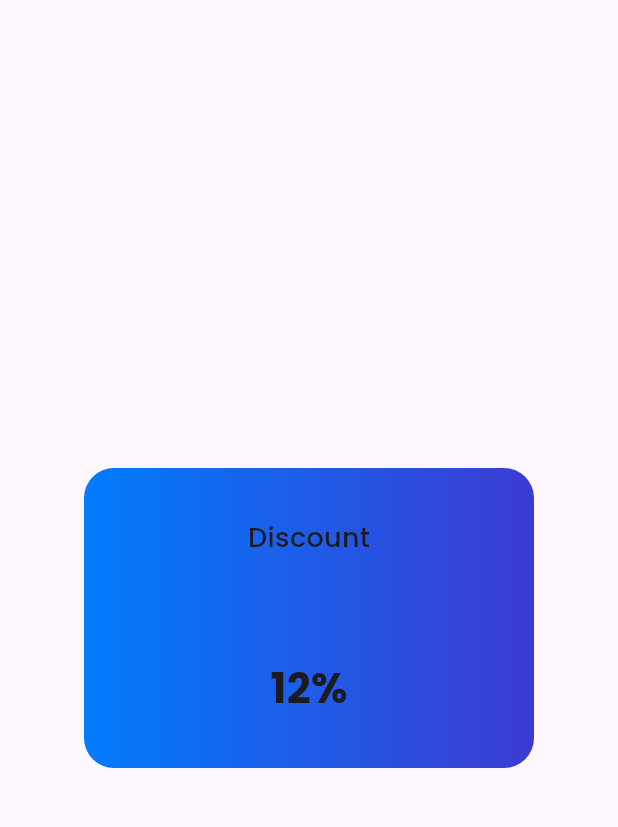
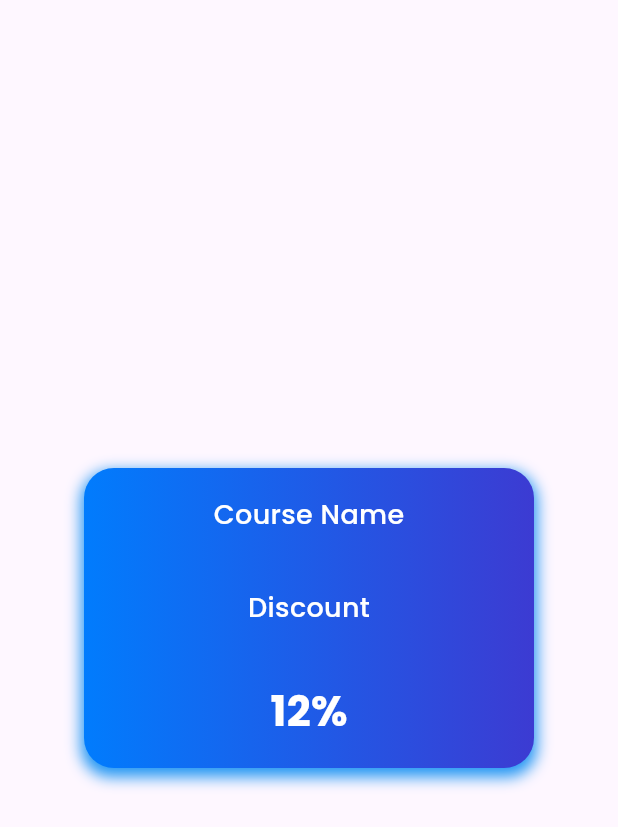
Before and after one commit to Abin56/SCIPRO_Website-Vectorwind, a Flutter app: the CoupenShowingPage screen opened directly, on a phone screen of 412 x 824 dp. Shown: the top 827 px of the screen. Run offline on Flutter 3.47's test engine with Material 3 defaults, Android fonts, the phone set to English and light mode, and no system bars; our stand-ins replace dropdown_search, firebase_core, fluttertoast, get, google_fonts, syncfusion_flutter_datagrid; missing offline and left inert: dart:html, sidebar_drawer; accounts and stored records are empty; statements that could not run were skipped.

Commit message:
6 Dec 2023

```diff
--- a/lib/view/admin_panel/coupen_mngt/coupen_part_grid/coupen_part.dart
+++ b/lib/view/admin_panel/coupen_mngt/coupen_part_grid/coupen_part.dart
@@ -1,4 +1,5 @@
 import 'package:flutter/material.dart';
+import 'package:scipro_website/view/colors/colors.dart';
 import 'package:scipro_website/view/fonts/google_poppins.dart';
 
 class CoupenShowingPage extends StatelessWidget {
@@ -19,12 +20,21 @@ class CoupenShowingPage extends StatelessWidget {
                         Color.fromARGB(255, 1, 124, 253),
                         Color.fromARGB(255, 60, 59, 210)
                       ]),
-                  color: const Color.fromARGB(255, 60, 59, 210),
-                  borderRadius: BorderRadius.circular(20)),
+                  //color: const Color.fromARGB(255, 60, 59, 210),
+                  borderRadius: BorderRadius.circular(20),
+                  boxShadow: const [
+                BoxShadow(
+                    color: Colors.blue,
+                    offset: Offset(0, 4),
+                    blurRadius: 8,
+                    spreadRadius: 2),
+              ]
+                  ),
                   child: Column(mainAxisAlignment: MainAxisAlignment.spaceAround,
                     children: [
-                      GooglePoppinsWidgets(text: "Discount", fontsize: 18,fontWeight: FontWeight.w500,),
-                       GooglePoppinsWidgets(text: "12%", fontsize: 28,fontWeight: FontWeight.bold,),
+                      GooglePoppinsWidgets(text: "Course Name", fontsize: 18,fontWeight: FontWeight.w500,color: cWhite,),
+                      GooglePoppinsWidgets(text: "Discount", fontsize: 18,fontWeight: FontWeight.w500,color: cWhite,),
+                      GooglePoppinsWidgets(text: "12%", fontsize: 28,fontWeight: FontWeight.bold,color: cWhite,),
                     ],
                   ),
         ),
--- a/lib/view/widgets/back_container/back_container.dart
+++ b/lib/view/widgets/back_container/back_container.dart
@@ -50,13 +50,13 @@ warningShowDilogueBox(
         actions: <Widget>[
           TextButton(
             onPressed: onPressed,
-            child: const Text('ok'),
+            child: const Text('Ok'),
           ),
           TextButton(
             onPressed: () {
               Navigator.pop(context);
             },
-            child: const Text('cancel'),
+            child: const Text('Cancel'),
           ),
         ],
       );
--- a/lib/view/widgets/custom_showDilog/custom_showdilog.dart
+++ b/lib/view/widgets/custom_showDilog/custom_showdilog.dart
@@ -44,7 +44,7 @@ customShowDilogBox(
                       ),
                       child: Center(
                         child: GooglePoppinsWidgets(
-                            text: actiontext ?? 'ok',
+                            text: actiontext ?? 'Ok',
                             color: cWhite,
                             fontsize: 12,
                             fontWeight: FontWeight.w500),
```
